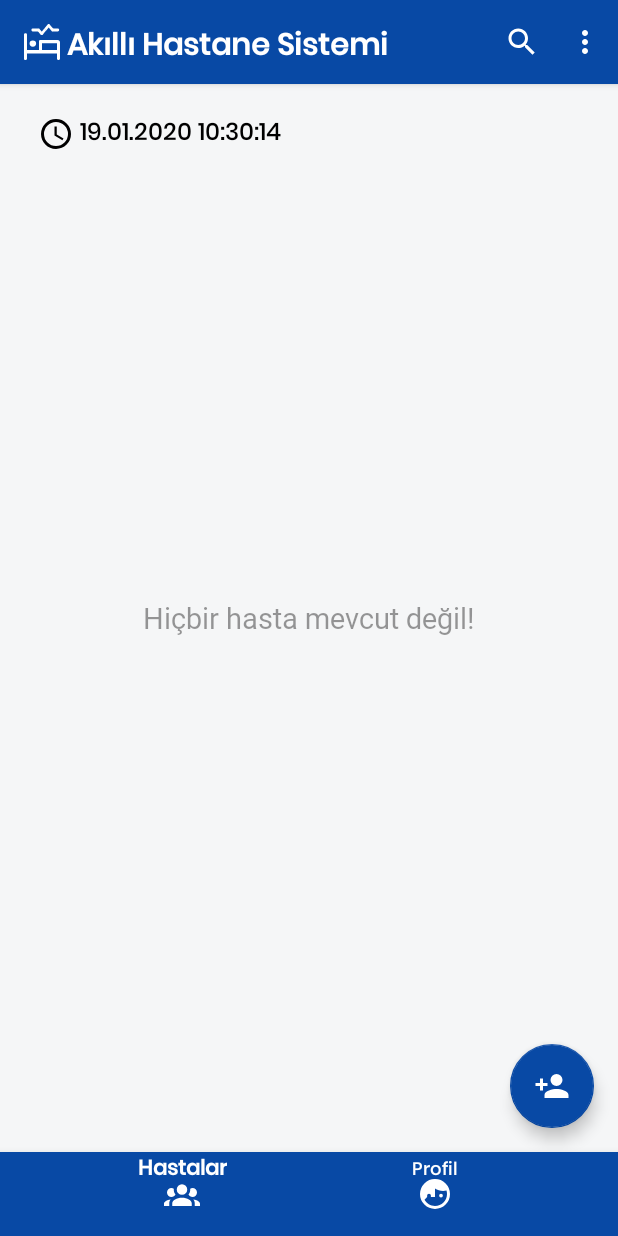
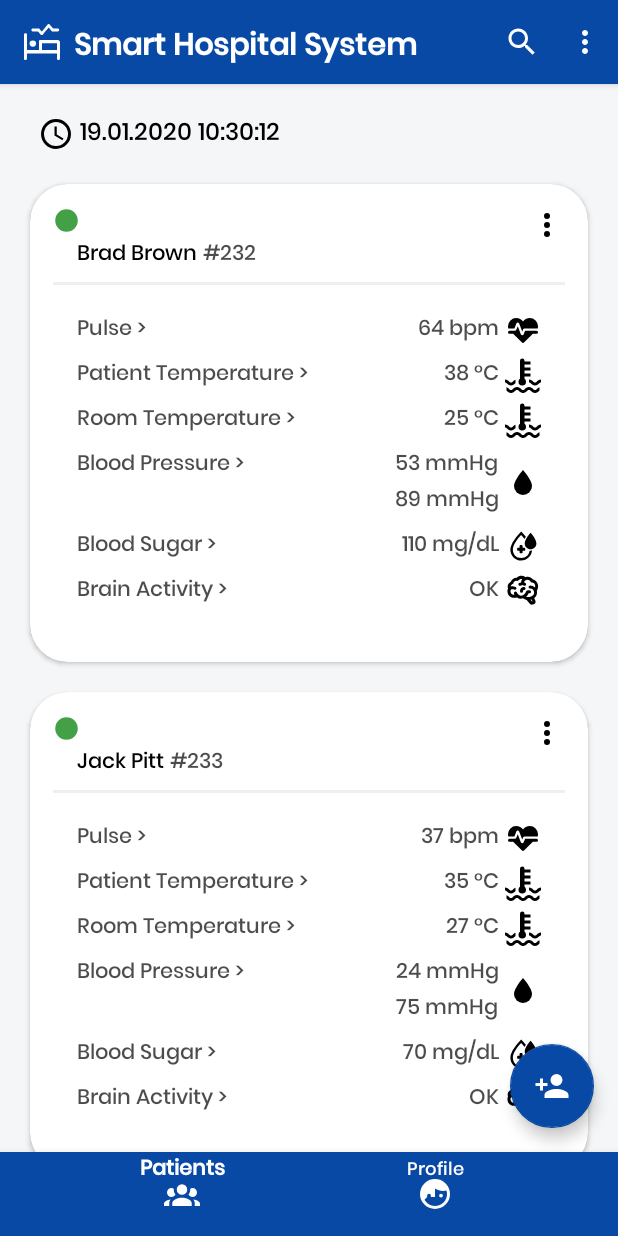
Before and after one commit to AzizUtku/Smart_Hospital_App, an Android app: the MainActivity screen opened directly, with no data from a screen before it, on a phone screen of 412 x 824 dp. Run offline under Robolectric (Android 15) with nearby library versions, the phone set to English and light mode, and no system bars; our stand-ins replace ButterKnife.

Commit message:
Add language

```diff
--- a/app/build.gradle
+++ b/app/build.gradle
@@ -40,8 +40,4 @@ dependencies {
     implementation 'com.squareup.retrofit2:retrofit:2.3.0'
     implementation 'com.squareup.retrofit2:converter-gson:2.3.0'
     implementation 'com.google.code.gson:gson:2.8.2'
-
-    testİmplementation 'junit:junit:4.12'
-    androidTestİmplementation 'com.android.support.test:runner:1.0.2'
-    androidTestİmplementation 'com.android.support.test.espresso:espresso-core:3.0.2'
 }
--- a/app/src/main/java/org/azutka/akllhastanesistemi/MainActivity.java
+++ b/app/src/main/java/org/azutka/akllhastanesistemi/MainActivity.java
@@ -117,9 +117,9 @@ public class MainActivity extends AppCompatActivity {
         switch(item.getItemId()){
             case R.id.menu_main_about:
                 AlertDialog.Builder dialogAbout = new AlertDialog.Builder(this);
-                dialogAbout.setTitle("Hakkında");
-                dialogAbout.setMessage("ŞehirdeHachathon için yapılmıştır.\n\nVersion: " + Constants.version);
-                dialogAbout.setPositiveButton("Tamam", null );
+                dialogAbout.setTitle(getApplicationContext().getString(R.string.About));
+                dialogAbout.setMessage(getApplicationContext().getString(R.string.about_msg) + Constants.version);
+                dialogAbout.setPositiveButton(getApplicationContext().getString(R.string.okay), null );
                 dialogAbout.show();
                 break;
             default:
--- a/app/src/main/java/org/azutka/akllhastanesistemi/core/App.java
+++ b/app/src/main/java/org/azutka/akllhastanesistemi/core/App.java
@@ -19,6 +19,7 @@ import org.azutka.akllhastanesistemi.rest.ApiClient;
 import org.azutka.akllhastanesistemi.rest.ApiInterface;
 
 import java.text.SimpleDateFormat;
+import java.util.ArrayList;
 import java.util.Date;
 import java.util.List;
 import java.util.Locale;
@@ -31,8 +32,8 @@ public class App extends Application {
 
     private static final String TAG = "App";
 
-    public static Personnel currentPersonel;
-    public static List<Patient> patientList;
+    public static Personnel currentPersonel = new Personnel();
+    public static List<Patient> patientList = new ArrayList<>();
     public static Settings settings;
 
     public static boolean startedToGetDataPerSecond = false;
@@ -40,7 +41,6 @@ public class App extends Application {
     @Override
     public void onCreate() {
         super.onCreate();
-
     }
 
 
--- a/app/src/main/java/org/azutka/akllhastanesistemi/fragments/PatientsFragment.java
+++ b/app/src/main/java/org/azutka/akllhastanesistemi/fragments/PatientsFragment.java
@@ -76,7 +76,7 @@ public class PatientsFragment extends Fragment implements SearchView.OnQueryText
             String date = sdf.format(new Date());
             txtTime.setText(date);
 
-            App.getPatients(App.currentPersonel.getTc(), PatientsFragment.recyclerList, getContext());
+            //App.getPatients(App.currentPersonel.getTc(), PatientsFragment.recyclerList, getContext());
 
             mHandler.postDelayed(this,1000);
         }
@@ -96,6 +96,10 @@ public class PatientsFragment extends Fragment implements SearchView.OnQueryText
         final LinearLayoutManager layoutManager = new LinearLayoutManager(getContext());
         recyclerList.setLayoutManager(layoutManager);
 
+        // For test
+        App.patientList.add(new Patient("54855335344", "Brad", "Brown", "01.03.1954", "89/53",  "64",  "38", "110", "OK", "25", "232", "+90507222012", "1", "19.01.2020", "Mert", "0", "100", "0", "38", "0", "40","0", "100", "0","100", "0", "120"));
+        App.patientList.add(new Patient("54855335344", "Jack", "Pitt", "11.03.1944", "75/24",  "37",  "35", "70", "OK", "27", "233", "+905072434012", "1", "19.01.2020", "Mert", "0", "100", "0", "38", "0", "40","0", "100", "0","100", "0", "100"));
+
 
 
         updateRecycler();
@@ -113,6 +117,7 @@ public class PatientsFragment extends Fragment implements SearchView.OnQueryText
 
 
     private void updateRecycler(){
+
         if(App.patientList.size() > 0){
             txtInfo.setVisibility(View.GONE);
             recyclerList.setAdapter(new PatientAdapter(getContext(), App.patientList, recyclerList));
--- a/app/src/main/java/org/azutka/akllhastanesistemi/models/PatientInfo.java
+++ /dev/null
@@ -1,4 +0,0 @@
-package org.azutka.akllhastanesistemi.models;
-
-public class PatientInfo {
-}
--- a/app/src/main/res/layout/activity_start.xml
+++ b/app/src/main/res/layout/activity_start.xml
@@ -16,7 +16,7 @@
         android:layout_centerHorizontal="true"
         android:layout_marginTop="16dp"
         android:fontFamily="@font/poppins_medium"
-        android:text="Akıllı Hastane Sistemi"
+        android:text="@string/smart_hospital_system"
         android:textColor="#fff"
         android:textSize="25sp" />
 
--- a/app/src/main/res/layout/app_main_bar.xml
+++ b/app/src/main/res/layout/app_main_bar.xml
@@ -19,7 +19,7 @@
         android:gravity="center_vertical|start"
         android:layout_marginTop="-7dp"
         android:maxLines="1"
-        android:text=" Akıllı Hastane Sistemi"
+        android:text="@string/smart_hospital_system"
         android:textColor="#fff"
         android:textSize="20sp"
         android:textStyle="bold" />
--- a/app/src/main/res/layout/fragment_patients.xml
+++ b/app/src/main/res/layout/fragment_patients.xml
@@ -47,7 +47,7 @@
             android:layout_height="wrap_content"
             android:layout_centerInParent="true"
             android:fontFamily="@font/avenirnext_regular"
-            android:text="Hiçbir hasta mevcut değil!"
+            android:text="@string/no_patient"
             android:textColor="#66000000"
             android:textSize="19sp" />
 
--- a/app/src/main/res/layout/item_card_patient.xml
+++ b/app/src/main/res/layout/item_card_patient.xml
@@ -96,7 +96,7 @@
                         android:layout_alignParentTop="true"
                         android:layout_centerVertical="true"
                         android:fontFamily="@font/poppins_medium"
-                        android:text="T.C. No >"
+                        android:text="@string/id"
                         android:textColor="#B3000000" />
 
                     <TextView
@@ -125,7 +125,7 @@
                         android:layout_alignParentTop="true"
                         android:layout_centerVertical="true"
                         android:fontFamily="@font/poppins_medium"
-                        android:text="Doğum Tarihi >"
+                        android:text="@string/birthday"
                         android:textColor="#B3000000" />
 
 
@@ -166,7 +166,7 @@
                         android:layout_alignParentTop="true"
                         android:layout_centerVertical="true"
                         android:fontFamily="@font/poppins_medium"
-                        android:text="Hasta Yakını İletişim >"
+                        android:text="@string/patient_relative_contact"
                         android:textColor="#B3000000" />
                 </RelativeLayout>
 
--- a/app/src/main/res/layout/item_card_patient_trace.xml
+++ b/app/src/main/res/layout/item_card_patient_trace.xml
@@ -101,7 +101,7 @@
                         android:layout_alignParentTop="true"
                         android:layout_centerVertical="true"
                         android:fontFamily="@font/poppins_medium"
-                        android:text="Nabız >"
+                        android:text="@string/pulse"
                         android:textColor="#B3000000" />
 
                     <TextView
@@ -138,7 +138,7 @@
                         android:layout_alignParentTop="true"
                         android:layout_centerVertical="true"
                         android:fontFamily="@font/poppins_medium"
-                        android:text="Hasta Sıcaklığı >"
+                        android:text="@string/patient_temperature"
                         android:textColor="#B3000000" />
 
                     <TextView
@@ -175,7 +175,7 @@
                         android:layout_alignParentTop="true"
                         android:layout_centerVertical="true"
                         android:fontFamily="@font/poppins_medium"
-                        android:text="Oda Sıcaklığı >"
+                        android:text="@string/room_temperature"
                         android:textColor="#B3000000" />
 
                     <TextView
@@ -255,7 +255,7 @@
                         android:layout_alignParentTop="true"
                         android:layout_centerVertical="true"
                         android:fontFamily="@font/poppins_medium"
-                        android:text="Tansiyon >"
+                        android:text="@string/blood_pressure"
                         android:textColor="#B3000000" />
 
                 </RelativeLayout>
@@ -274,7 +274,7 @@
                         android:layout_alignParentTop="true"
                         android:layout_centerVertical="true"
                         android:fontFamily="@font/poppins_medium"
-                        android:text="Kan Şekeri >"
+                        android:text="@string/blood_sugar"
                         android:textColor="#B3000000" />
 
                     <TextView
@@ -312,7 +312,7 @@
                         android:layout_alignParentTop="true"
                         android:layout_centerVertical="true"
                         android:fontFamily="@font/poppins_medium"
-                        android:text="Beyin Aktivitesi >"
+                        android:text="@string/brain_activity"
                         android:textColor="#B3000000" />
 
                     <TextView
@@ -324,7 +324,7 @@
                         android:layout_centerVertical="true"
                         android:layout_toStartOf="@id/item_patient_img_brain"
                         android:fontFamily="@font/poppins_medium"
-                        android:text="Uykuda"
+                        android:text="OK"
                         android:textColor="#B3000000" />
 
                     <ImageView
--- a/app/src/main/res/menu/main_menu.xml
+++ b/app/src/main/res/menu/main_menu.xml
@@ -4,13 +4,13 @@
 
     <item
         android:id="@+id/menu_main_about"
-        android:title="Hakkında"/>
+        android:title="@string/About"/>
 
     <item
         android:id="@+id/menu_main_item_search"
         android:enabled="true"
         android:icon="@drawable/ic_search"
-        android:title="Ara..."
+        android:title="@string/search"
         android:visible="true"
         app:actionViewClass="android.support.v7.widget.SearchView"
         app:showAsAction="always|collapseActionView" />
--- a/app/src/main/res/menu/navigation_items.xml
+++ b/app/src/main/res/menu/navigation_items.xml
@@ -5,10 +5,10 @@
     <item
         android:id="@+id/menu_nav_patients"
         android:icon="@drawable/ic_patients"
-        android:title="Hastalar"/>
+        android:title="@string/patients"/>
 
     <item
         android:id="@+id/menu_nav_crucials"
         android:icon="@drawable/ic_profile"
-        android:title="Profil"/>
+        android:title="@string/profile"/>
 </menu>
--- a/app/src/main/res/menu/okay_menu.xml
+++ b/app/src/main/res/menu/okay_menu.xml
@@ -5,6 +5,6 @@
     <item
         android:id="@+id/okay_menu_item_okay"
         android:icon="@drawable/ic_done"
-        android:title="Ekle"
+        android:title="@string/add"
         app:showAsAction="always" />
 </menu>
--- a/app/src/main/res/values/strings.xml
+++ b/app/src/main/res/values/strings.xml
@@ -3,4 +3,29 @@
 
     <!-- TODO: Remove or change this placeholder text -->
     <string name="hello_blank_fragment">Hello blank fragment</string>
+    <string name="error">Error!</string>
+    <string name="error_msg">An error occured. Please try again!</string>
+    <string name="okay">Okay</string>
+    <string name="About">about</string>
+    <string name="about_msg">ŞehirdeHachathon için yapılmıştır.\n\nVersion:\u0020</string>
+    <string name="new_patient_record">New patient record</string>
+    <string name="smart_hospital_system">\u0020\u0020Smart Hospital System</string>
+    <string name="identity_no">Identity No</string>
+    <string name="login">Login</string>
+    <string name="forgot_passowrd">Forgat password?</string>
+    <string name="password">Password</string>
+    <string name="search">Search...</string>
+    <string name="add">Add</string>
+    <string name="patients">Patients</string>
+    <string name="profile">Profile</string>
+    <string name="id"><![CDATA[ID >]]></string>
+    <string name="birthday"><![CDATA[Date of birth >]]></string>
+    <string name="patient_relative_contact"><![CDATA[Patient Relative >]]></string>
+    <string name="no_patient">There is no patient!</string>
+    <string name="blood_pressure"><![CDATA[Blood Pressure >]]></string>
+    <string name="patient_temperature"><![CDATA[Patient Temperature >]]></string>
+    <string name="room_temperature"><![CDATA[Room Temperature >]]></string>
+    <string name="pulse"><![CDATA[Pulse >]]></string>
+    <string name="blood_sugar"><![CDATA[Blood Sugar >]]></string>
+    <string name="brain_activity"><![CDATA[Brain Activity >]]></string>
 </resources>
--- a/build.gradle
+++ b/build.gradle
@@ -7,7 +7,7 @@ buildscript {
 
     }
     dependencies {
-        classpath 'com.android.tools.build:gradle:3.4.1'
+        classpath 'com.android.tools.build:gradle:3.5.0'
         classpath 'com.google.gms:google-services:4.2.0'
 
         // NOTE: Do not place your application dependencies here; they belong
```
Also changed, not shown: app/src/main/java/org/azutka/akllhastanesistemi/AddPatientActivity.java (+5 -5 lines), app/src/main/java/org/azutka/akllhastanesistemi/SigninActivity.java (+20 -10 lines), app/src/main/java/org/azutka/akllhastanesistemi/StartActivity.java (+29 -5 lines), app/src/main/res/layout/activity_signin.xml (+4 -4 lines), gradle/wrapper/gradle-wrapper.properties.
